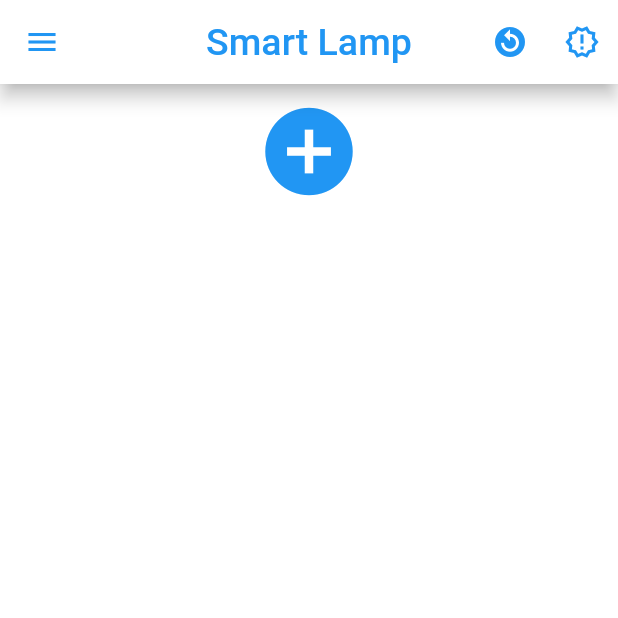
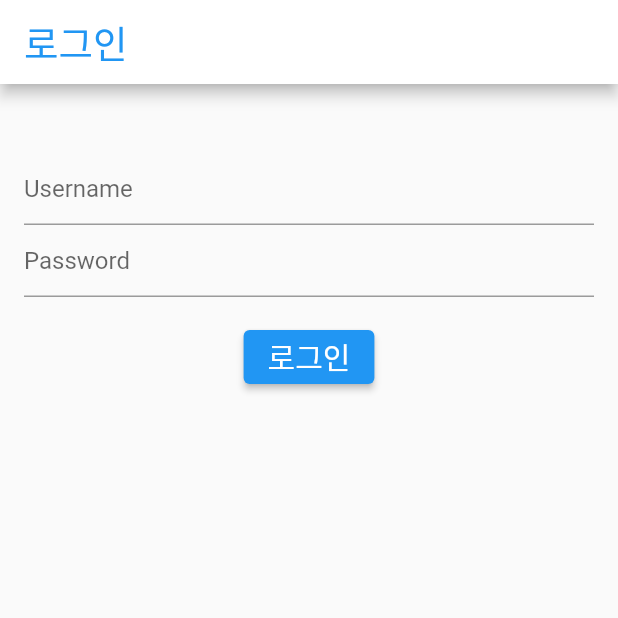
Before and after one commit to dhkimxx/smart-lamp, a Flutter app: the screen it shows after launch, on a phone screen of 412 x 824 dp, the top half of it. Run offline on Flutter 3.47's test engine with Material 2 defaults, Android fonts, the phone set to English and light mode, and no system bars; our stand-ins replace shared_preferences; missing offline and left inert: mqtt_client.

Commit message:
test screen

```diff
--- a/client/lib/main.dart
+++ b/client/lib/main.dart
@@ -1,4 +1,5 @@
 import 'package:client/screens/home_screen.dart';
+import 'package:client/screens/test_screen.dart';
 import 'package:flutter/material.dart';
 
 void main() {
@@ -7,11 +8,12 @@ void main() {
 
 class MyApp extends StatelessWidget {
   const MyApp({super.key});
+  final bool islogined = false;
 
   @override
   Widget build(BuildContext context) {
-    return const MaterialApp(
-      home: HomeScreen(),
+    return MaterialApp(
+      home: islogined ? const HomeScreen() : const TestScreen(),
     );
   }
 }
--- /dev/null
+++ b/client/lib/screens/test_screen.dart
@@ -0,0 +1,106 @@
+import 'package:client/service/login_service.dart';
+import 'package:flutter/material.dart';
+
+class TestScreen extends StatefulWidget {
+  const TestScreen({super.key});
+
+  @override
+  _TestScreenState createState() => _TestScreenState();
+}
+
+class _TestScreenState extends State<TestScreen> {
+  final _formKey = GlobalKey<FormState>();
+  final _usernameController = TextEditingController();
+  final _passwordController = TextEditingController();
+
+  @override
+  void dispose() {
+    _usernameController.dispose();
+    _passwordController.dispose();
+    super.dispose();
+  }
+
+  void _login() async {
+    if (_formKey.currentState!.validate()) {
+      final username = _usernameController.text;
+      final password = _passwordController.text;
+
+      try {
+        final token = await loginUser(username, password);
+        print("로그인 성공");
+        // 로그인 성공 시 처리할 코드 작성
+      } catch (e) {
+        // 로그인 실패 시 처리할 코드 작성
+        print("로그인 실패");
+      }
+    }
+  }
+
+  @override
+  Widget build(BuildContext context) {
+    return Scaffold(
+      appBar: AppBar(
+        title: const Text(
+          '로그인',
+          style: TextStyle(
+            color: Colors.blue,
+            fontSize: 25,
+            fontWeight: FontWeight.w500,
+          ),
+        ),
+        backgroundColor: Colors.white,
+      ),
+      body: Padding(
+        padding: const EdgeInsets.all(16.0),
+        child: Form(
+          key: _formKey,
+          child: Column(
+            crossAxisAlignment: CrossAxisAlignment.start,
+            children: [
+              const SizedBox(
+                height: 30,
+              ),
+              TextFormField(
+                controller: _usernameController,
+                validator: (value) {
+                  if (value == null || value.isEmpty) {
+                    return 'Please enter your username';
+                  }
+                  return null;
+                },
+                decoration: const InputDecoration(
+                  hintText: 'Username',
+                ),
+              ),
+              TextFormField(
+                controller: _passwordController,
+                obscureText: true,
+                validator: (value) {
+                  if (value == null || value.isEmpty) {
+                    return 'Please enter your password';
+                  }
+                  return null;
+                },
+                decoration: const InputDecoration(
+                  hintText: 'Password',
+                ),
+              ),
+              const SizedBox(height: 16.0),
+              Center(
+                child: ElevatedButton(
+                  onPressed: _login,
+                  child: const Text(
+                    '로그인',
+                    style: TextStyle(
+                      fontSize: 20,
+                    ),
+                  ),
+                ),
+              ),
+            ],
+          ),
+        ),
+      ),
+    );
+  }
+}
--- /dev/null
+++ b/client/lib/service/login_service.dart
@@ -0,0 +1,22 @@
+import 'dart:convert';
+
+import 'package:http/http.dart' as http;
+
+Future<String> loginUser(String username, String password) async {
+  final response = await http.post(
+    Uri.parse('http://your-spring-boot-server.com/login'),
+    headers: <String, String>{
+      'Content-Type': 'application/json',
+    },
+    body: jsonEncode(<String, String>{
+      'username': username,
+      'password': password,
+    }),
+  );
+
+  if (response.statusCode == 200) {
+    return response.body;
+  } else {
+    throw Exception('Failed to login user');
+  }
+}
--- a/client/pubspec.yaml
+++ b/client/pubspec.yaml
@@ -38,6 +38,7 @@ dependencies:
 
   mqtt_client: 9.8.1
   shared_preferences: ^2.1.0
+  http: ^0.13.5
 
 dev_dependencies:
   flutter_test:
```
Also changed, not shown: client/lib/screens/login_screen.dart (+24 -0 lines), client/pubspec.lock.
